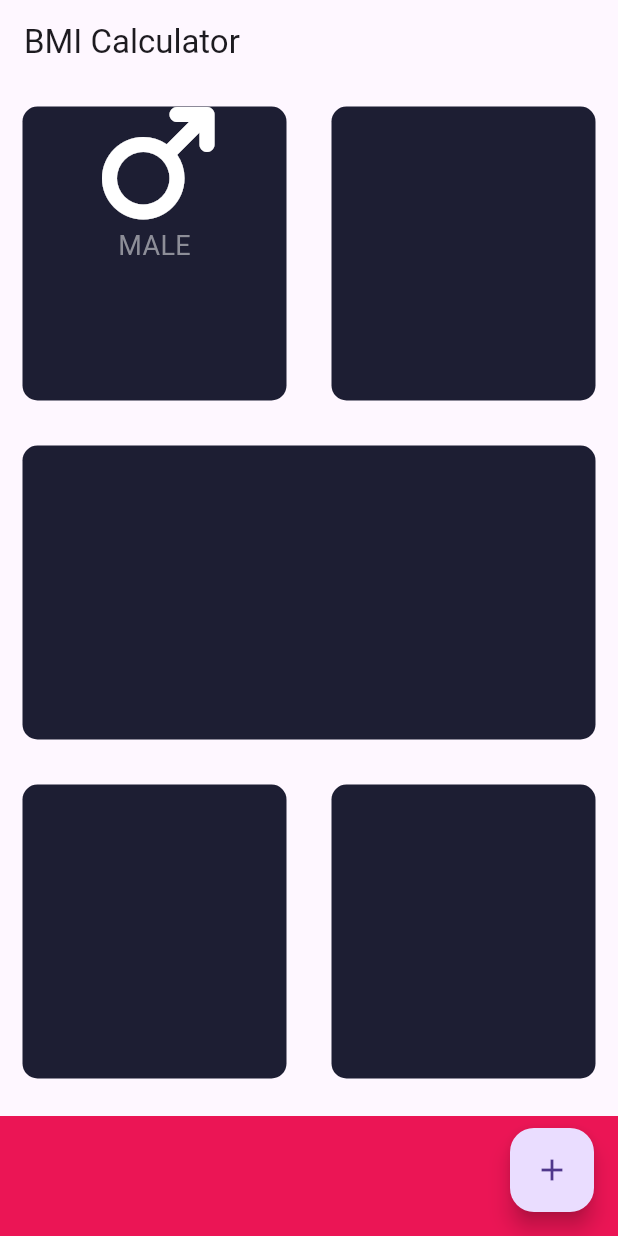
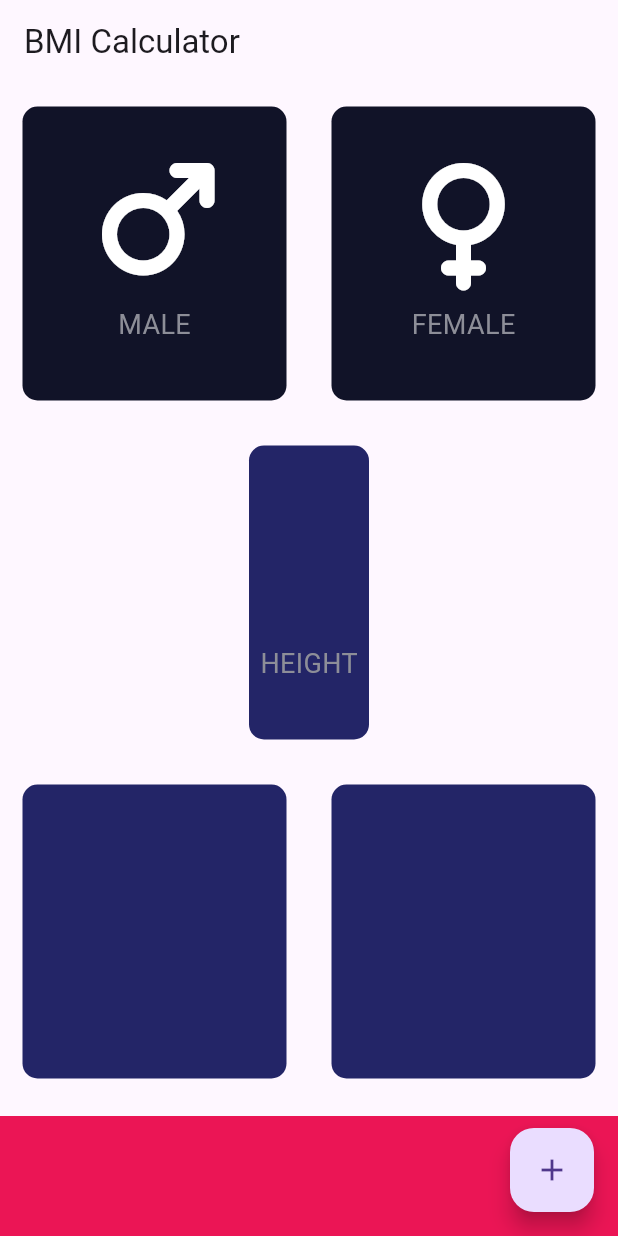
Before and after one commit to scorpiobish/bmi_calculator_fresh, a Flutter app: the screen it shows after launch, on a phone screen of 412 x 824 dp. Run offline on Flutter 3.47's test engine with Material 3 defaults, Android fonts, the phone set to English and light mode, and no system bars; our stand-ins replace font_awesome_flutter.

Commit message:
Implement gender card color toggling, connect onTap handlers, and document state management logic (12 Feb 2026)

```diff
--- /dev/null
+++ b/lib/icon_content.dart
@@ -0,0 +1,32 @@
+import 'package:flutter/material.dart';
+// ignore: unused_import
+import 'main.dart';
+// ignore: unused_import
+import 'input_page.dart';
+
+
+const labelTextStyle = TextStyle(fontSize: 18, color: Color(0xFF8D8E98));
+
+class IconContent extends StatelessWidget {
+  // ignore: use_key_in_widget_constructors, prefer_const_constructors_in_immutables
+  IconContent({this.icon, required this.label});
+
+  final IconData? icon;
+  final String label;
+
+  @override
+  Widget build(BuildContext context) {
+    return Column(
+      // crossAxisAlignment: CrossAxisAlignment.center,
+      mainAxisAlignment: MainAxisAlignment.center,
+      children: [
+        Icon(icon, size: 80, color: Colors.white),
+        const SizedBox(height: 15),
+        Text(
+          label,
+          style: labelTextStyle,
+        ),
+      ],
+    );
+  }
+}
--- a/lib/input_page.dart
+++ b/lib/input_page.dart
@@ -1,44 +1,46 @@
 import 'package:bmi_fresh/main.dart';
 import 'package:flutter/material.dart';
 import 'package:font_awesome_flutter/font_awesome_flutter.dart';
+import 'icon_content.dart';
+import 'reusable_card.dart';
 
-class InputPage extends StatefulWidget{
+const double bottomContainerHeight = 80;
+const inactiveCardColor = Color(0xFF111328);
+const Color activeColor = Color.fromARGB(255, 35, 37, 103);
+
+class InputPage extends StatefulWidget {
   const InputPage({super.key});
   @override
   // ignore: library_private_types_in_public_api
   _InputPageState createState() => _InputPageState();
 }
 
-class ReusableCard extends StatelessWidget {
-  final Color colour;
-  final Widget? cardChild;
+class _InputPageState extends State<InputPage> {
+  Color maleCardColor = inactiveCardColor;
+  Color femaleCardColor = inactiveCardColor;
 
-  const ReusableCard({
-    super.key,
-    required this.colour,
-    this.cardChild,
+  void updateColor(int gender) {
+    setState(() {
+      if (gender == 1) {
+        if (maleCardColor == inactiveCardColor) {
+          maleCardColor = activeColor;
+        } else {
+          maleCardColor = inactiveCardColor;
+        }
+      } else if (gender != 1) {
+        if (femaleCardColor == inactiveCardColor) {
+          femaleCardColor = activeColor;
+        } else {
+          femaleCardColor = inactiveCardColor;
+        }
+      }
     });
+  }
 
   @override
   Widget build(BuildContext context) {
-    return Container(
-      margin: const EdgeInsets.all(15),
-      decoration: BoxDecoration(
-        color: colour,
-        borderRadius: BorderRadius.circular(10),
-      ),
-      child: cardChild,
-    );
-  }
-}
-
-class _InputPageState extends State<InputPage>{
-  @override
-  Widget build(BuildContext context) {
     return Scaffold(
-      appBar: AppBar(
-        title: const Text('BMI Calculator'),
-      ),
+      appBar: AppBar(title: const Text('BMI Calculator')),
       body: Center(
         child: Column(
           children: [
@@ -46,45 +48,49 @@ class _InputPageState extends State<InputPage>{
               child: Row(
                 children: [
                   Expanded(
+                    child: GestureDetector(
+                      onTap: () {
+                        updateColor(1);
+                      },
                       child: ReusableCard(
-                  colour: blackColor,
+                        colour: maleCardColor,
                         cardChild: Center(
-                    child: const Column(
-                      children: [
-                        Icon(
-                          FontAwesomeIcons.mars,
-                          size: 80, color: Colors.white,
-                        ),
-                        Text(
-                          'MALE',
-                     style: TextStyle(fontSize: 18, color: Color(0xFF8D8E98)),  )
-                      ],
+                          child: IconContent(
+                            icon: FontAwesomeIcons.mars,
+                            label: "MALE",
                           ),
                         ),
-                )),
+                      ),
+                    ),
+                  ),
                   Expanded(
+                    child: GestureDetector( onTap: () {
+                        updateColor(2);
+                    },
                       child: ReusableCard(
-                  colour: blackColor,
-                )),
+                        colour: femaleCardColor,
+                        cardChild: IconContent(
+                          icon: FontAwesomeIcons.venus,
+                          label: "FEMALE",
+                        ),
+                      ),
+                    ),
+                  ),
                 ],
               ),
             ),
             Expanded(
               child: ReusableCard(
-            colour: blackColor,
-          )),
+                colour: activeColor,
+                cardChild: IconContent(label: 'HEIGHT'),
+              ),
+            ),
             Expanded(
               child: Row(
                 children: [
-                Expanded(
-                    child: ReusableCard(
-                  colour: blackColor,
-                )),
+                  Expanded(child: ReusableCard(colour: activeColor)),
                   // ignore: prefer_const_constructors
-                Expanded(
-                    child: ReusableCard(
-                  colour: blackColor,
-                )),
+                  Expanded(child: ReusableCard(colour: activeColor)),
                 ],
               ),
             ),
@@ -93,10 +99,11 @@ class _InputPageState extends State<InputPage>{
               width: bottomContainerWidth,
               height: 80,
               margin: const EdgeInsets.only(top: 10),
-          )
+            ),
           ],
         ),
-      ),floatingActionButton: FloatingActionButton(
+      ),
+      floatingActionButton: FloatingActionButton(
         onPressed: () {},
         child: const Icon(Icons.add),
       ),
--- a/lib/main.dart
+++ b/lib/main.dart
@@ -1,5 +1,5 @@
 import 'package:flutter/material.dart';
-import 'package:font_awesome_flutter/font_awesome_flutter.dart';
+// import 'package:font_awesome_flutter/font_awesome_flutter.dart';
 import 'input_page.dart';
 
 const double bottomContainerWidth = double.infinity;
--- /dev/null
+++ b/lib/reusable_card.dart
@@ -0,0 +1,22 @@
+import 'package:flutter/material.dart';
+// ignore: unused_import
+import 'package:bmi_fresh/main.dart';
+
+class ReusableCard extends StatelessWidget {
+  final Color colour;
+  final Widget? cardChild;
+
+  const ReusableCard({super.key, required this.colour, this.cardChild});
+
+  @override
+  Widget build(BuildContext context) {
+    return Container(
+      margin: const EdgeInsets.all(15),
+      decoration: BoxDecoration(
+        color: colour,
+        borderRadius: BorderRadius.circular(10),
+      ),
+      child: cardChild,
+    );
+  }
+}
```
Also changed, not shown: 1 other file. Lines whose indentation alone changed are shown as unchanged.
